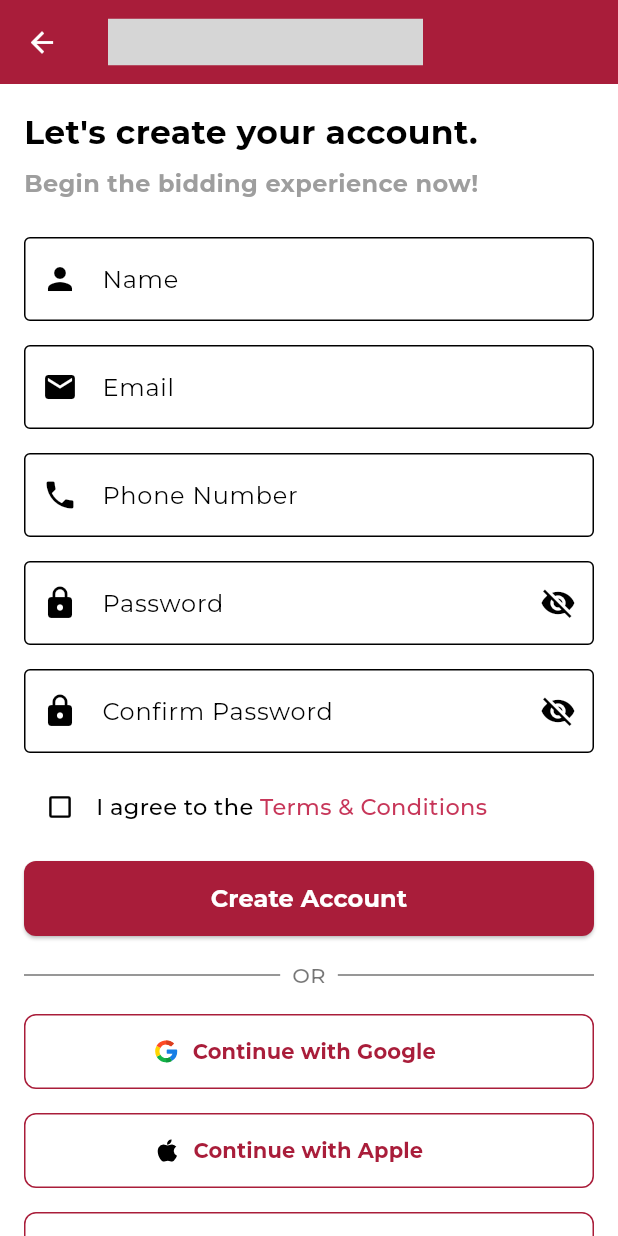
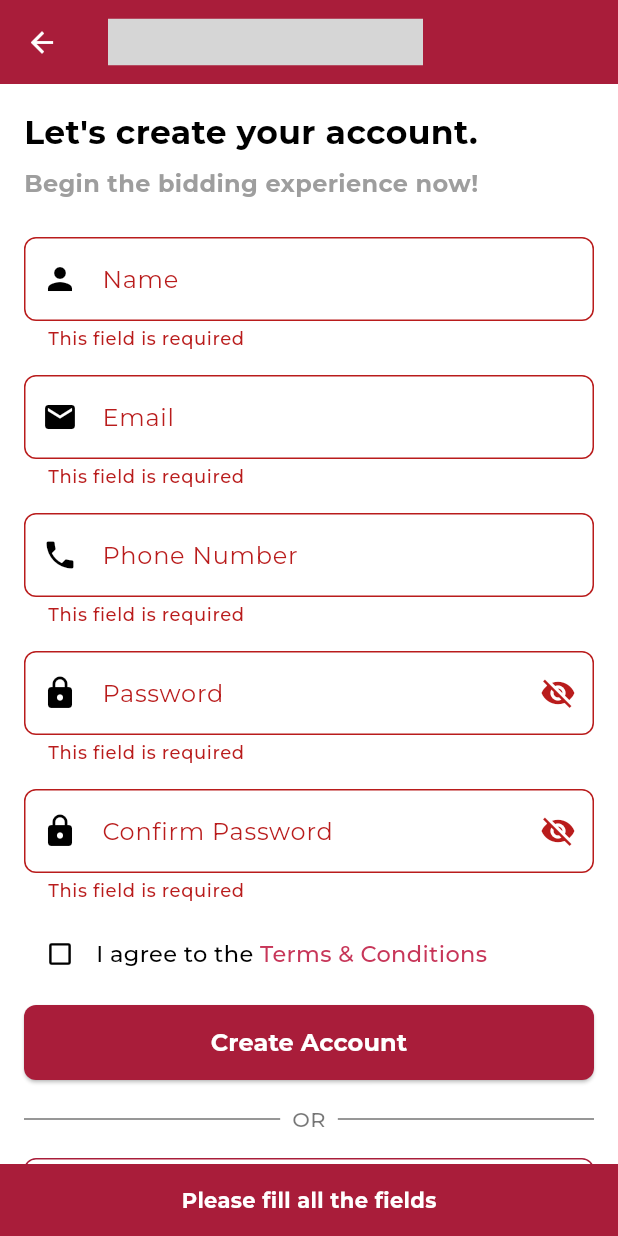
Before and after one commit to AlleTre-E-Commerce-Complex/alletre-flutter, a Flutter app: the LoginPage screen opened by its route, after a tap on "Register Now", after a tap on "Create Account", on a phone screen of 412 x 824 dp. Run offline on Flutter 3.47's test engine with Material 3 defaults, Android fonts, the phone set to English and light mode, and no system bars; our stand-ins replace carousel_slider, flutter_svg, slide_to_act; grey boxes are pictures that could not be loaded.

```diff
--- a/lib/utils/routes/named_routes.dart
+++ b/lib/utils/routes/named_routes.dart
@@ -28,8 +28,8 @@ class AppRoutes {
         final PageController pageController = PageController();
         return OnboardingPage3(pageController: pageController);
       },
-      signup: (context) => const SignUpPage(),
-      login: (context) => const LoginPage(),
+      signup: (context) => SignUpPage(),
+      login: (context) => LoginPage(),
       home: (context) => const HomeScreen(),
       createAuction: (context) => const CreateAuctionScreen(),
       search: (context) => const SearchScreen()
--- a/lib/utils/validators/form_validators.dart
+++ b/lib/utils/validators/form_validators.dart
@@ -6,7 +6,7 @@ class FormValidators {
 
   static String? validateName(String? value) {
     if (value == null || value.isEmpty) {
-      return 'Name is required';
+      return 'This field is required';
     }
     if (!StringValidators.nameRegex.hasMatch(value)) {
       return 'Name can only contain alphabets';
@@ -19,7 +19,7 @@ class FormValidators {
 
   static String? validateEmail(String? value) {
     if (value == null || value.isEmpty) {
-      return 'Email is required';
+      return 'This field is required';
     }
     if (!StringValidators.emailRegex.hasMatch(value)) {
       return 'Enter a valid email';
@@ -29,7 +29,7 @@ class FormValidators {
 
   static String? validatePhoneNumber(String? value) {
     if (value == null || value.isEmpty) {
-      return 'Phone number is required';
+      return 'This field is required';
     }
     if (!StringValidators.phoneRegex.hasMatch(value)) {
       return 'Phone number can contain only digits';
@@ -42,7 +42,7 @@ class FormValidators {
 
   static String? validatePassword(String? value) {
     if (value == null || value.isEmpty) {
-      return 'Password is required';
+      return 'This field is required';
     }
     if (!StringValidators.isWithinLength(value, 8, 30)) {
       return 'Password must be at least 8 characters long';
@@ -55,7 +55,7 @@ class FormValidators {
 
   static String? validateConfirmPassword(String? value, String? password) {
     if (value == null || value.isEmpty) {
-      return 'Confirm Password cannot be empty';
+      return 'This field is required';
     }
     if (value != password) {
       return 'Passwords do not match';
@@ -65,7 +65,7 @@ class FormValidators {
 
   static String? validateLoginEmail(String? value, UserProvider userProvider) {
     if (value == null || value.isEmpty) {
-      return 'Email is required';
+      return 'This field is required';
     }
     if (value != userProvider.user.email) {
       return 'Email does not match any registered user';
@@ -75,10 +75,10 @@ class FormValidators {
 
   static String? validateLoginPassword(String? value, UserProvider userProvider) {
     if (value == null || value.isEmpty) {
-      return 'Password is required';
+      return 'This field is required';
     }
     if (value != userProvider.user.password) {
-      return 'Invalid password';
+      return 'Incorrect password';
     }
     return null;
   }
--- a/lib/view/screens/login screen/login_page.dart
+++ b/lib/view/screens/login screen/login_page.dart
@@ -5,11 +5,13 @@ import 'package:alletre_app/view/widgets/login%20widgets/login_title.dart';
 import 'package:flutter/material.dart';
 
 class LoginPage extends StatelessWidget {
-  const LoginPage({super.key});
+    final GlobalKey<FormState> formKey = GlobalKey<FormState>();
+
+  LoginPage({super.key});
 
   @override
   Widget build(BuildContext context) {
-    return Scaffold(
+    return  Scaffold(
       body: CustomScrollView(
         slivers: [
           const CommonAppBar(),
@@ -21,7 +23,7 @@ class LoginPage extends StatelessWidget {
                 children: [
                   const LoginTitle(),
                   const SizedBox(height: 24),
-                  LoginFormFields(),
+                  LoginFormFields(formKey: formKey),
                   const SizedBox(height: 24),
                   const LoginButtons(),
                 ],
--- a/lib/view/screens/signup screen/signup_page.dart
+++ b/lib/view/screens/signup screen/signup_page.dart
@@ -5,7 +5,9 @@ import 'package:alletre_app/view/widgets/signup%20widgets/signup_title.dart';
 import 'package:flutter/material.dart';
 
 class SignUpPage extends StatelessWidget {
-  const SignUpPage({super.key});
+  final GlobalKey<FormState> formKey = GlobalKey<FormState>();
+
+  SignUpPage({super.key});
 
   @override
   Widget build(BuildContext context) {
@@ -21,9 +23,9 @@ class SignUpPage extends StatelessWidget {
                 children: [
                   const SignUpTitle(),
                   const SizedBox(height: 24),
-                  SignupFormFields(),
-                  const SizedBox(height: 12),
-                  const SignupButtons(),
+                  SignupFormFields(formKey: formKey),
+                  const SizedBox(height: 10),
+                  SignupButtons(formKey: formKey),
                 ],
               ),
             ),
--- a/lib/view/widgets/home widgets/bottom_navbar.dart
+++ b/lib/view/widgets/home widgets/bottom_navbar.dart
@@ -18,7 +18,7 @@ class BottomNavBarWidget extends StatelessWidget {
             text: 'Login',
              onPressed: () => Navigator.push(
               context,
-              MaterialPageRoute(builder: (context) => const LoginPage()),
+              MaterialPageRoute(builder: (context) => LoginPage()),
             ),
             backgroundColor: secondaryColor,
             borderColor: const Color.fromARGB(255, 253, 215, 222),
@@ -28,7 +28,7 @@ class BottomNavBarWidget extends StatelessWidget {
             text: 'Sign Up',
             onPressed: () => Navigator.push(
               context,
-              MaterialPageRoute(builder: (context) => const SignUpPage()),
+              MaterialPageRoute(builder: (context) => SignUpPage()),
             ),
             backgroundColor: primaryColor,
             borderColor: secondaryColor,
--- a/lib/view/widgets/login widgets/login_form_fields.dart
+++ b/lib/view/widgets/login widgets/login_form_fields.dart
@@ -6,9 +6,9 @@ import 'package:flutter/material.dart';
 import 'package:provider/provider.dart';
 
 class LoginFormFields extends StatelessWidget {
-  final formKey = GlobalKey<FormState>();
+  final GlobalKey<FormState> formKey;
 
-  LoginFormFields({super.key});
+  const LoginFormFields({super.key, required this.formKey});
 
   @override
   Widget build(BuildContext context) {
--- a/lib/view/widgets/signup widgets/signup_buttons.dart
+++ b/lib/view/widgets/signup widgets/signup_buttons.dart
@@ -1,13 +1,19 @@
+import 'package:alletre_app/controller/providers/user_provider.dart';
 import 'package:alletre_app/utils/routes/named_routes.dart';
 import 'package:alletre_app/utils/themes/app_theme.dart';
 import 'package:flutter/material.dart';
 import 'package:flutter_svg/flutter_svg.dart';
+import 'package:provider/provider.dart';
 
 class SignupButtons extends StatelessWidget {
-  const SignupButtons({super.key});
+  final GlobalKey<FormState> formKey;
+
+  const SignupButtons({super.key, required this.formKey});
 
   @override
   Widget build(BuildContext context) {
+    final userProvider = Provider.of<UserProvider>(context, listen: false);
+
     return Column(
       children: [
         ElevatedButton(
@@ -18,12 +24,43 @@ class SignupButtons extends StatelessWidget {
               borderRadius: BorderRadius.circular(8),
             ),
           ),
-          onPressed: () {},
-          child: const Text('Create Account',
-              style: TextStyle(
-                  fontSize: 16,
-                  color: secondaryColor,
-                  fontWeight: FontWeight.w600)),
+          onPressed: () {
+            // Validating the form
+            if (formKey.currentState!.validate()) {
+              // Checks if user agreed to terms
+              if (userProvider.agreeToTerms) {
+                // Simulates user registration success
+                // Navigates to the login page
+                Navigator.pushReplacementNamed(context, AppRoutes.login);
+              } else {
+                // Shows error if terms are not agreed upon
+                ScaffoldMessenger.of(context).showSnackBar(
+                  const SnackBar(
+                    content: Text('You must agree to the Terms & Conditions'),
+                    backgroundColor: Colors.red,
+                  ),
+                );
+              }
+            } else {
+              // generic error message
+              ScaffoldMessenger.of(context).showSnackBar(
+                const SnackBar(
+                  content: Center(
+                      child: Text('Please fill all the fields')),
+                      backgroundColor: primaryColor,
+                      duration: Durations.extralong4
+                ),
+              );
+            }
+          },
+          child: const Text(
+            'Create Account',
+            style: TextStyle(
+              fontSize: 16,
+              color: secondaryColor,
+              fontWeight: FontWeight.w600,
+            ),
+          ),
         ),
         const SizedBox(height: 16),
         Row(
@@ -31,9 +68,13 @@ class SignupButtons extends StatelessWidget {
             Expanded(child: Divider(color: dividerColor)),
             Padding(
               padding: const EdgeInsets.symmetric(horizontal: 8.0),
-              child: Text('OR',
-                  style: TextStyle(
-                      color: dividerColor, fontWeight: FontWeight.w500)),
+              child: Text(
+                'OR',
+                style: TextStyle(
+                  color: dividerColor,
+                  fontWeight: FontWeight.w500,
+                ),
+              ),
             ),
             Expanded(
               child: Divider(color: dividerColor),
@@ -41,6 +82,7 @@ class SignupButtons extends StatelessWidget {
           ],
         ),
         const SizedBox(height: 16),
+        // Google button
         OutlinedButton(
           style: OutlinedButton.styleFrom(
             minimumSize: const Size(double.infinity, 50),
@@ -68,6 +110,7 @@ class SignupButtons extends StatelessWidget {
           ),
         ),
         const SizedBox(height: 16),
+        // Apple button
         OutlinedButton(
           style: OutlinedButton.styleFrom(
             minimumSize: const Size(double.infinity, 50),
@@ -95,6 +138,7 @@ class SignupButtons extends StatelessWidget {
           ),
         ),
         const SizedBox(height: 16),
+        // Facebook button
         OutlinedButton(
           style: OutlinedButton.styleFrom(
             minimumSize: const Size(double.infinity, 50),
@@ -121,6 +165,7 @@ class SignupButtons extends StatelessWidget {
           ),
         ),
         const SizedBox(height: 16),
+        // Login link
         Row(
           mainAxisAlignment: MainAxisAlignment.center,
           children: [
@@ -146,7 +191,7 @@ class SignupButtons extends StatelessWidget {
               ),
             ),
           ],
-        )
+        ),
       ],
     );
   }
--- a/lib/view/widgets/signup widgets/signup_form_fields.dart
+++ b/lib/view/widgets/signup widgets/signup_form_fields.dart
@@ -6,9 +6,9 @@ import 'package:flutter/material.dart';
 import 'package:provider/provider.dart';
 
 class SignupFormFields extends StatelessWidget {
-  final formKey = GlobalKey<FormState>();
+  final GlobalKey<FormState> formKey; // Receiving the formKey from parent
 
-  SignupFormFields({super.key});
+  const SignupFormFields({super.key, required this.formKey});
 
   @override
   Widget build(BuildContext context) {
@@ -21,6 +21,7 @@ class SignupFormFields extends StatelessWidget {
           TextFormField(
             onChanged: (value) => userProvider.setFullName(value),
             validator: FormValidators.validateName,
+            textCapitalization: TextCapitalization.words,
             decoration: InputDecoration(
               prefixIcon: const Icon(Icons.person),
               labelText: 'Name',
@@ -74,7 +75,7 @@ class SignupFormFields extends StatelessWidget {
             ),
             onChanged: (value) => userProvider.setPassword(value),
           ),
-          const SizedBox(height: 12),
+          const SizedBox(height: 10),
           Row(
             children: [
               Transform.scale(
@@ -87,9 +88,10 @@ class SignupFormFields extends StatelessWidget {
               const Text(
                 'I agree to the ',
                 style: TextStyle(
-                    fontSize: 15,
-                    color: onSecondaryColor,
-                    fontWeight: FontWeight.w500),
+                  fontSize: 15,
+                  color: onSecondaryColor,
+                  fontWeight: FontWeight.w500,
+                ),
               ),
               GestureDetector(
                 onTap: () {
```
Also changed, not shown: lib/utils/themes/app_theme.dart (+6 -1 lines).
